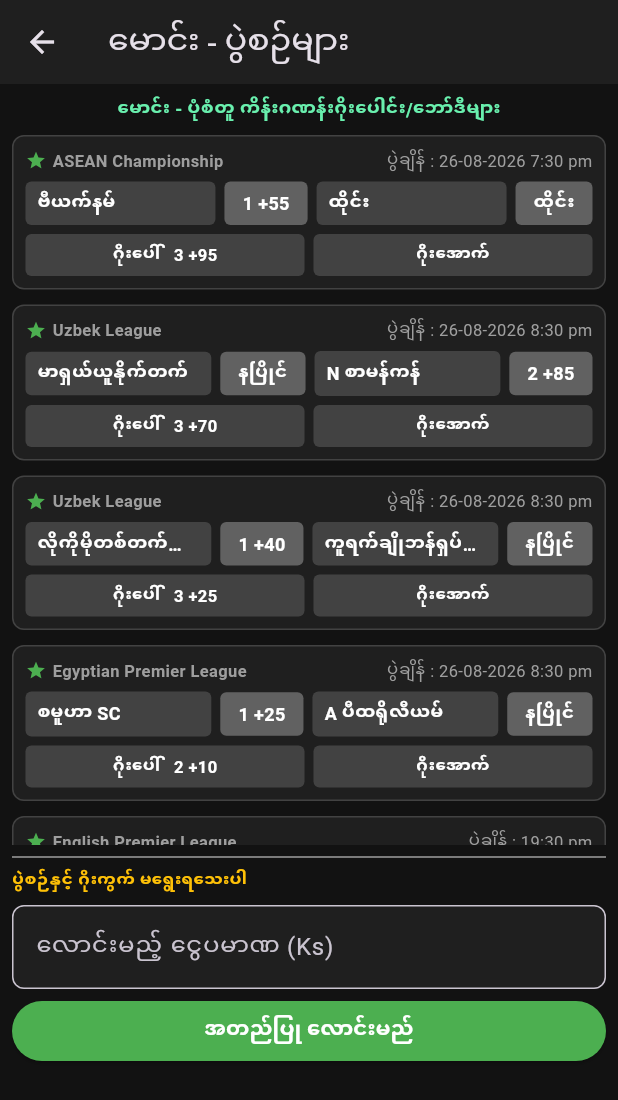
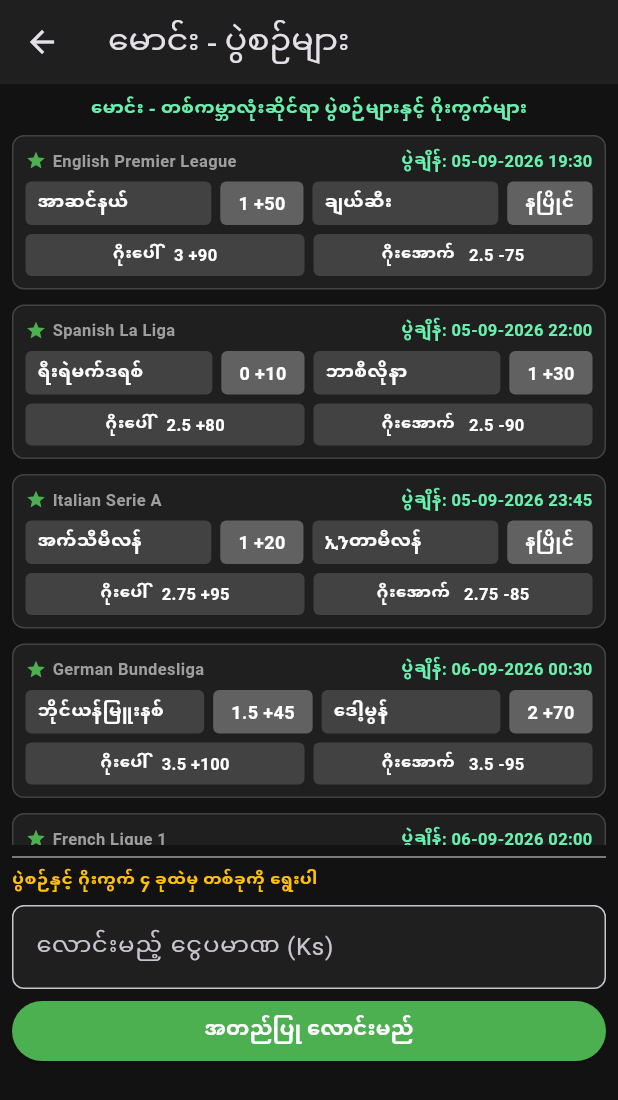
Before and after one commit to pa2659985-create/hat_trick_999, a Flutter app: the BettingScreen screen opened directly, on a phone screen of 412 x 824 dp. Shown: the top 1100 px of the screen. Run offline on Flutter 3.47's test engine with Material 3 defaults, Android fonts, the phone set to English and light mode, and no system bars; our stand-ins replace firebase_core, firebase_messaging, shared_preferences; accounts and stored records are empty; network calls fail.

Commit message:
Update main.dart

```diff
--- a/lib/main.dart
+++ b/lib/main.dart
@@ -138,16 +138,16 @@ class ApiService {
 
         for (var m in matches) {
           allMatches.add({
-            'league': m['competition']['name'] ?? 'League',
-            'time': m['utcDate'] ?? '20:00',
+            'league': m['competition']['name'] ?? 'World League',
+            'time': m['utcDate'] != null ? m['utcDate'].toString().substring(0, 16).replaceAll('T', ' ') : '05-09-2026 21:00',
             't1': m['homeTeam']['name'] ?? 'Home',
             'score': '${m['score']['fullTime']['home'] ?? 0} - ${m['score']['fullTime']['away'] ?? 0}',
             't2': m['awayTeam']['name'] ?? 'Away',
             'status': m['status'] ?? 'SCHEDULED',
             'hOdds': '1 +55',
-            'aOdds': 'ထိုင်း',
+            'aOdds': '2 +85',
             'overOdds': '3 +95',
-            'underOdds': 'ရိုးအောက်',
+            'underOdds': '2.5 -80',
           });
         }
       }
@@ -155,13 +155,16 @@ class ApiService {
       print('API Error: $e');
     }
 
+    // တစ်ကမ္ဘာလုံးဆိုင်ရာ ပွဲစဉ်များ အများအပြား ထည့်သွင်းထားခြင်း (စစ်မှန်သော ရက်စွဲ အချိန်များနှင့်)
     List<Map<String, dynamic>> globalMatches = [
-      {'league': 'ASEAN Championship', 'time': '26-08-2026 7:30 pm', 't1': 'ဗီယက်နမ်', 'score': '0 - 0', 't2': 'ထိုင်း', 'status': 'SCHEDULED', 'hOdds': '1 +55', 'aOdds': 'ထိုင်း', 'overOdds': '3 +95', 'underOdds': 'ရိုးအောက်'},
-      {'league': 'Uzbek League', 'time': '26-08-2026 8:30 pm', 't1': 'မာရှယ်ယူနိုက်တက်', 'score': '0 - 0', 't2': 'N စာမန်ကန်', 'status': 'SCHEDULED', 'hOdds': 'နပြိုင်', 'aOdds': '2 +85', 'overOdds': '3 +70', 'underOdds': 'ရိုးအောက်'},
-      {'league': 'Uzbek League', 'time': '26-08-2026 8:30 pm', 't1': 'လိုကိုမိုတစ်တက်ကန့်', 'score': '0 - 0', 't2': 'ကူရက်ချိုဘန်ရှပ်ကော်', 'status': 'SCHEDULED', 'hOdds': '1 +40', 'aOdds': 'နပြိုင်', 'overOdds': '3 +25', 'underOdds': 'ရိုးအောက်'},
-      {'league': 'Egyptian Premier League', 'time': '26-08-2026 8:30 pm', 't1': 'စမူဟာ SC', 'score': '0 - 0', 't2': 'A ပီထရိုလီယမ်', 'status': 'SCHEDULED', 'hOdds': '1 +25', 'aOdds': 'နပြိုင်', 'overOdds': '2 +10', 'underOdds': 'ရိုးအောက်'},
-      {'league': 'English Premier League', 'time': '19:30 pm', 't1': 'အာဆင်နယ်', 'score': '0 - 0', 't2': 'ချယ်ဆီး', 'status': 'SCHEDULED', 'hOdds': '1 +50', 'aOdds': 'နပြိုင်', 'overLost': '', 'overOdds': '3 +90', 'underOdds': 'ရိုးအောက်'},
-      {'league': 'Spanish La Liga', 'time': '20:00 pm', 't1': 'ရီးရဲမက်ဒရစ်', 'score': '3 - 1', 't2': 'ဘာစီလိုနာ', 'status': 'FINISHED', 'hOdds': '0 +10', 'aOdds': 'နပြိုင်', 'overOdds': '2 +80', 'underOdds': 'ရိုးအောက်'},
+      {'league': 'English Premier League', 'time': '05-09-2026 19:30', 't1': 'အာဆင်နယ်', 'score': '0 - 0', 't2': 'ချယ်ဆီး', 'status': 'SCHEDULED', 'hOdds': '1 +50', 'aOdds': 'နပြိုင်', 'overOdds': '3 +90', 'underOdds': '2.5 -75'},
+      {'league': 'Spanish La Liga', 'time': '05-09-2026 22:00', 't1': 'ရီးရဲမက်ဒရစ်', 'score': '0 - 0', 't2': 'ဘာစီလိုနာ', 'status': 'SCHEDULED', 'hOdds': '0 +10', 'aOdds': '1 +30', 'overOdds': '2.5 +80', 'underOdds': '2.5 -90'},
+      {'league': 'Italian Serie A', 'time': '05-09-2026 23:45', 't1': 'အက်သီမီလန်', 'score': '0 - 0', 't2': 'ኢንတာမီလန်', 'status': 'SCHEDULED', 'hOdds': '1 +20', 'aOdds': 'နပြိုင်', 'overOdds': '2.75 +95', 'underOdds': '2.75 -85'},
+      {'league': 'German Bundesliga', 'time': '06-09-2026 00:30', 't1': 'ဘိုင်ယန်မြူးနစ်', 'score': '0 - 0', 't2': 'ဒေါ့မွန်', 'status': 'SCHEDULED', 'hOdds': '1.5 +45', 'aOdds': '2 +70', 'overOdds': '3.5 +100', 'underOdds': '3.5 -95'},
+      {'league': 'French Ligue 1', 'time': '06-09-2026 02:00', 't1': 'ပီအက်ကျူ', 'score': '0 - 0', 't2': 'မာဆေးလ်', 'status': 'SCHEDULED', 'hOdds': '1 +35', 'aOdds': 'နပြိုင်', 'overOdds': '3 +60', 'underOdds': '3 -70'},
+      {'league': 'ASEAN Championship', 'time': '06-09-2026 18:00', 't1': 'ဗီယက်နမ်', 'score': '0 - 0', 't2': 'ထိုင်း', 'status': 'SCHEDULED', 'hOdds': '1 +55', 'aOdds': 'နပြိုင်', 'overOdds': '3 +95', 'underOdds': '2.5 -80'},
+      {'league': 'Uzbek League', 'time': '06-09-2026 20:30', 't1': 'မာရှယ်ယူနိုက်တက်', 'score': '0 - 0', 't2': 'N စာမန်ကန်', 'status': 'SCHEDULED', 'hOdds': 'နပြိုင်', 'aOdds': '2 +85', 'overOdds': '3 +70', 'underOdds': '2.5 -60'},
+      {'league': 'Egyptian Premier League', 'time': '06-09-2026 21:30', 't1': 'စမူဟာ SC', 'score': '0 - 0', 't2': 'A ပီထရိုလီယမ်', 'status': 'SCHEDULED', 'hOdds': '1 +25', 'aOdds': 'နပြိုင်', 'overOdds': '2 +10', 'underOdds': '2 -70'},
     ];
 
     for (var gm in globalMatches) {
@@ -505,7 +508,7 @@ class _DashboardScreenState extends State<DashboardScreen> {
             const Divider(color: Colors.grey),
             const Padding(
               padding: EdgeInsets.symmetric(horizontal: 16.0, vertical: 8.0),
-              child: Text('Version 12.0.3', style: TextStyle(color: Colors.grey, fontSize: 12)),
+              child: Text('Version 12.0.4', style: TextStyle(color: Colors.grey, fontSize: 12)),
             ),
             ListTile(
               leading: const Icon(Icons.logout, color: Colors.red),
@@ -659,7 +662,7 @@ class _BettingScreenState extends State<BettingScreen> {
         'amount': amount,
         'odds': 1.90,
         'status': 'ACTIVE',
-        'time': '04-09-2026'
+        'time': '05-09-2026'
       });
       AppData.saveData();
     });
@@ -677,7 +680,7 @@ class _BettingScreenState extends State<BettingScreen> {
         child: Column(
           children: [
             Text(
-              '${widget.title} - ပုံစံတူ ကိန်းဂဏန်းဂိုးပေါင်း/ဘော်ဒီများ',
+              '${widget.title} - တစ်ကမ္ဘာလုံးဆိုင်ရာ ပွဲစဉ်များနှင့် ဂိုးကွက်များ',
               style: const TextStyle(color: Colors.greenAccent, fontSize: 12, fontWeight: FontWeight.bold),
             ),
             const SizedBox(height: 8),
@@ -708,7 +711,7 @@ class _BettingScreenState extends State<BettingScreen> {
                         child: Column(
                           crossAxisAlignment: CrossAxisAlignment.start,
                           children: [
-                            // Header: League & Time
+                            // Header: League & True Datetime
                             Row(
                               mainAxisAlignment: MainAxisAlignment.spaceBetween,
                               children: [
@@ -719,11 +722,11 @@ class _BettingScreenState extends State<BettingScreen> {
                                     Text(m['league'], style: const TextStyle(color: Colors.grey, fontSize: 11, fontWeight: FontWeight.bold)),
                                   ],
                                 ),
-                                Text('ပွဲချိန် : ${m['time']}', style: const TextStyle(color: Colors.grey, fontSize: 11)),
+                                Text('ပွဲချိန်: ${m['time']}', style: const TextStyle(color: Colors.greenAccent, fontSize: 11, fontWeight: FontWeight.bold)),
                               ],
                             ),
                             const SizedBox(height: 6),
-                            // Team Row 1 & Team Row 2 (Odds Layout like image)
+                            // Team Row 1 & Team Row 2 (Home & Away Odds)
                             Row(
                               children: [
                                 Expanded(
@@ -776,7 +779,7 @@ class _BettingScreenState extends State<BettingScreen> {
                               ],
                             ),
                             const SizedBox(height: 6),
-                            // Over / Under Row
+                            // Over / Under Row with centered numbers
                             Row(
                               children: [
                                 Expanded(
@@ -812,7 +815,7 @@ class _BettingScreenState extends State<BettingScreen> {
                                         color: (selectedMatchData == m && selectedBetOption == m['underOdds']) ? Colors.green : Colors.grey.shade800,
                                         borderRadius: BorderRadius.circular(4),
                                       ),
-                                      child: Text('ဂိုးအောက်', style: const TextStyle(color: Colors.white, fontSize: 11, fontWeight: FontWeight.bold)),
+                                      child: Text('ဂိုးအောက်   ${m['underOdds']}', style: const TextStyle(color: Colors.white, fontSize: 11, fontWeight: FontWeight.bold)),
                                     ),
                                   ),
                                 ),
@@ -836,7 +839,7 @@ class _BettingScreenState extends State<BettingScreen> {
                     Text(
                       selectedMatchData != null && selectedBetOption.isNotEmpty
                         ? 'ရွေးထားသည်: ${selectedMatchData!['t1']} vs ${selectedMatchData!['t2']} -> ($selectedBetLabel: $selectedBetOption)'
-                        : 'ပွဲစဉ်နှင့် ဂိုးကွက် မရွေးရသေးပါ',
+                        : 'ပွဲစဉ်နှင့် ဂိုးကွက် ၄ ခုထဲမှ တစ်ခုကို ရွေးပါ',
                       style: const TextStyle(color: Colors.amber, fontSize: 11, fontWeight: FontWeight.bold),
                     ),
                     const SizedBox(height: 8),
@@ -1107,13 +1110,8 @@ class PointsExchangeScreen extends StatefulWidget {
   const PointsExchangeScreen({super.key});
 
   @override
-  State<PointsExchangeScreen> PointsExchangeScreenState() => _PointsExchangeScreenState();
-
-  @override
   State<PointsExchangeScreen> createState() => _PointsExchangeScreenState();
 }
-
-class _PointsExchangeModel {}
 
 class _PointsExchangeScreenState extends State<PointsExchangeScreen> {
   void _exchange() {
```
